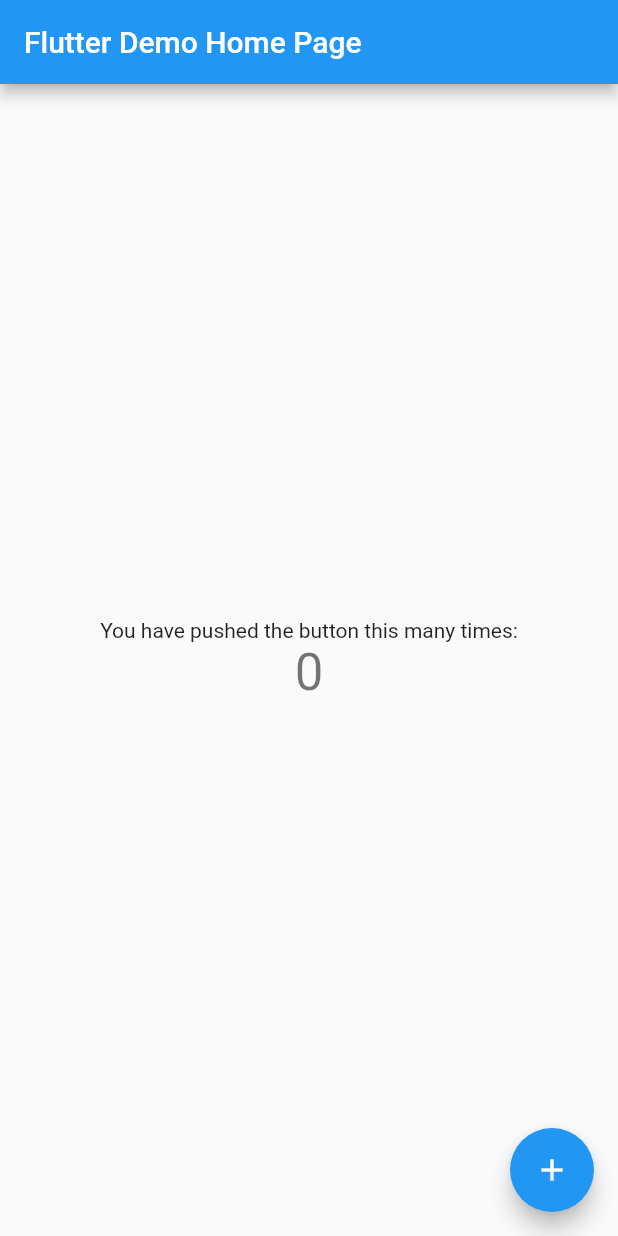
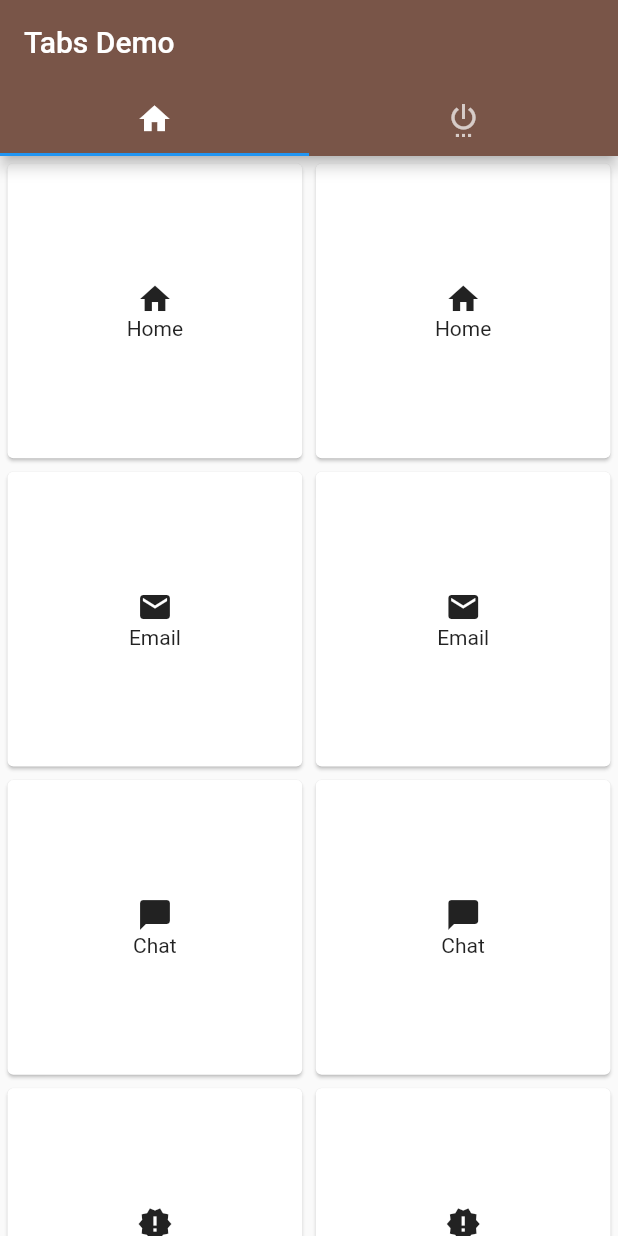
Before and after one commit to tomkoptel/flutter_tensor_samples, a Flutter app: the screen it shows after launch, on a phone screen of 412 x 824 dp. Run offline on Flutter 3.47's test engine with Material 2 defaults, Android fonts, the phone set to English and light mode, and no system bars.

Commit message:
Finished implementation Grids, Tabs, Steppers

```diff
--- a/flutter_grids_tabs_steppers/lib/main.dart
+++ b/flutter_grids_tabs_steppers/lib/main.dart
@@ -1,109 +1,146 @@
 import 'package:flutter/material.dart';
 
-void main() => runApp(new MyApp());
+void main() => runApp(MaterialApp(
+      home: MyApp(),
+    ));
 
-class MyApp extends StatelessWidget {
-  // This widget is the root of your application.
+class MyApp extends StatefulWidget {
+  @override
+  _MyAppState createState() => _MyAppState();
+}
+
+class _MyAppState extends State<MyApp> with SingleTickerProviderStateMixin {
+  TabController tabController;
+
+  @override
+  void initState() {
+    super.initState();
+    tabController = TabController(length: 2, vsync: this);
+  }
+
+  @override
+  void dispose() {
+    tabController?.dispose();
+    tabController = null;
+    super.dispose();
+  }
+
+  TabBar _makeTabBar() {
+    return TabBar(
+      tabs: <Tab>[
+        Tab(icon: Icon(Icons.home)),
+        Tab(icon: Icon(Icons.settings_power)),
+      ],
+      controller: tabController,
+    );
+  }
+
+  TabBarView _makTabBarView(tabs) {
+    return TabBarView(
+      children: tabs,
+      controller: tabController,
+    );
+  }
+
   @override
   Widget build(BuildContext context) {
-    return new MaterialApp(
-      title: 'Flutter Demo',
-      theme: new ThemeData(
-        // This is the theme of your application.
-        //
-        // Try running your application with "flutter run". You'll see the
-        // application has a blue toolbar. Then, without quitting the app, try
-        // changing the primarySwatch below to Colors.green and then invoke
-        // "hot reload" (press "r" in the console where you ran "flutter run",
-        // or press Run > Flutter Hot Reload in IntelliJ). Notice that the
-        // counter didn't reset back to zero; the application is not restarted.
-        primarySwatch: Colors.blue,
+    return Scaffold(
+      appBar: AppBar(
+        title: Text("Tabs Demo"),
+        backgroundColor: Colors.brown,
+        bottom: _makeTabBar(),
       ),
-      home: new MyHomePage(title: 'Flutter Demo Home Page'),
+      body: _makTabBarView(<Widget>[TheGridView(), SimpleWidget()]),
     );
   }
 }
 
-class MyHomePage extends StatefulWidget {
-  MyHomePage({Key key, this.title}) : super(key: key);
+class SimpleWidget extends StatefulWidget {
+  SimpleWidgetState createState() => SimpleWidgetState();
+}
 
-  // This widget is the home page of your application. It is stateful, meaning
-  // that it has a State object (defined below) that contains fields that affect
-  // how it looks.
-
-  // This class is the configuration for the state. It holds the values (in this
-  // case the title) provided by the parent (in this case the App widget) and
-  // used by the build method of the State. Fields in a Widget subclass are
-  // always marked "final".
-
-  final String title;
+class SimpleWidgetState extends State<SimpleWidget> {
+  int stepCounter = 0;
+  final List<Step> steps = [
+    Step(
+        title: Text("Step One"),
+        content: Text("This is the first step"),
+        isActive: true),
+    Step(
+        title: Text("Step Two"),
+        content: Text("This is the second step"),
+        isActive: true),
+    Step(
+        title: Text("Step Three"),
+        state: StepState.editing,
+        content: Text("This is the third step"),
+        isActive: true),
+    Step(
+        title: Text("Step Four"),
+        content: Text("This is the fourth step"),
+        isActive: true),
+  ];
 
   @override
-  _MyHomePageState createState() => new _MyHomePageState();
+  Widget build(BuildContext context) {
+    return Container(
+      child: Stepper(
+        currentStep: this.stepCounter,
+        steps: steps,
+        type: StepperType.vertical,
+        onStepCancel: () {
+          setState(() {
+            stepCounter > 0 ? stepCounter -= 1 : stepCounter = 0;
+          });
+        },
+        onStepContinue: () {
+          setState(() {
+            stepCounter < steps.length - 1 ? stepCounter += 1 : stepCounter = 0;
+          });
+        },
+        onStepTapped: (step) {
+          setState(() {
+            stepCounter = step;
+          });
+        },
+      ),
+    );
+  }
 }
 
-class _MyHomePageState extends State<MyHomePage> {
-  int _counter = 0;
-
-  void _incrementCounter() {
-    setState(() {
-      // This call to setState tells the Flutter framework that something has
-      // changed in this State, which causes it to rerun the build method below
-      // so that the display can reflect the updated values. If we changed
-      // _counter without calling setState(), then the build method would not be
-      // called again, and so nothing would appear to happen.
-      _counter++;
-    });
+class TheGridView extends StatelessWidget {
+  Widget makeGridCell(String name, IconData icon) {
+    return Card(
+      elevation: 1.0,
+      child: Column(
+        crossAxisAlignment: CrossAxisAlignment.center,
+        mainAxisAlignment: MainAxisAlignment.center,
+        mainAxisSize: MainAxisSize.min,
+        verticalDirection: VerticalDirection.down,
+        children: <Widget>[Icon(icon), Text(name)],
+      ),
+    );
   }
 
   @override
-  Widget build(BuildContext context) {
-    // This method is rerun every time setState is called, for instance as done
-    // by the _incrementCounter method above.
-    //
-    // The Flutter framework has been optimized to make rerunning build methods
-    // fast, so that you can just rebuild anything that needs updating rather
-    // than having to individually change instances of widgets.
-    return new Scaffold(
-      appBar: new AppBar(
-        // Here we take the value from the MyHomePage object that was created by
-        // the App.build method, and use it to set our appbar title.
-        title: new Text(widget.title),
-      ),
-      body: new Center(
-        // Center is a layout widget. It takes a single child and positions it
-        // in the middle of the parent.
-        child: new Column(
-          // Column is also layout widget. It takes a list of children and
-          // arranges them vertically. By default, it sizes itself to fit its
-          // children horizontally, and tries to be as tall as its parent.
-          //
-          // Invoke "debug paint" (press "p" in the console where you ran
-          // "flutter run", or select "Toggle Debug Paint" from the Flutter tool
-          // window in IntelliJ) to see the wireframe for each widget.
-          //
-          // Column has various properties to control how it sizes itself and
-          // how it positions its children. Here we use mainAxisAlignment to
-          // center the children vertically; the main axis here is the vertical
-          // axis because Columns are vertical (the cross axis would be
-          // horizontal).
-          mainAxisAlignment: MainAxisAlignment.center,
-          children: <Widget>[
-            new Text(
-              'You have pushed the button this many times:',
-            ),
-            new Text(
-              '$_counter',
-              style: Theme.of(context).textTheme.display1,
-            ),
-          ],
-        ),
-      ),
-      floatingActionButton: new FloatingActionButton(
-        onPressed: _incrementCounter,
-        tooltip: 'Increment',
-        child: new Icon(Icons.add),
-      ), // This trailing comma makes auto-formatting nicer for build methods.
+  Widget build(BuildContext covariant) {
+    var widgets = <Widget>[
+      makeGridCell("Home", Icons.home),
+      makeGridCell("Email", Icons.email),
+      makeGridCell("Chat", Icons.chat_bubble),
+      makeGridCell("New", Icons.new_releases),
+      makeGridCell("Network", Icons.network_wifi),
+      makeGridCell("Options", Icons.settings)
+    ].expand((e) => [e, e]).toList();
+
+    return GridView.count(
+      primary: true,
+      padding: EdgeInsets.all(1.0),
+      crossAxisCount: 2,
+      childAspectRatio: 1.0,
+      mainAxisSpacing: 1.0,
+      crossAxisSpacing: 1.0,
+      children: widgets,
     );
   }
 }
```
